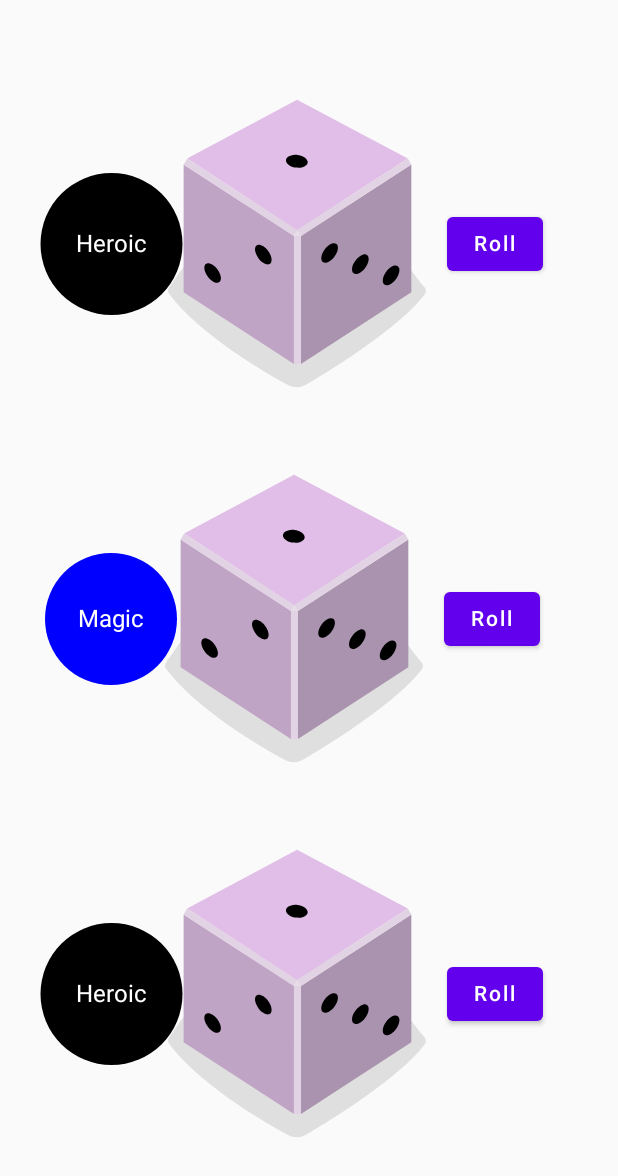
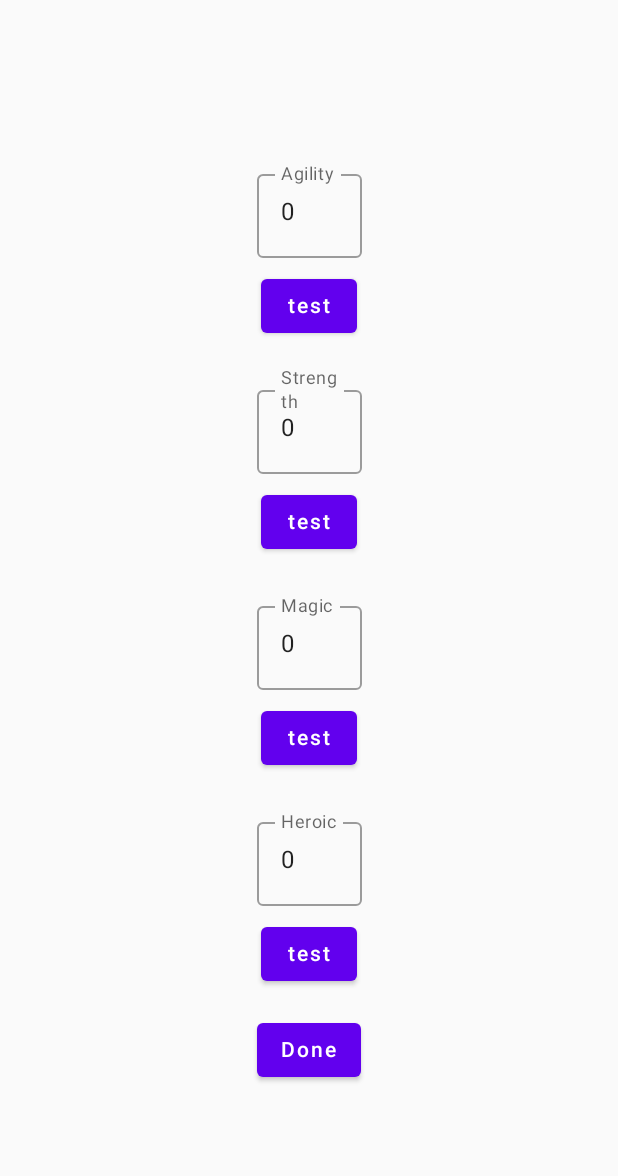
Before and after one commit to I-Adze/oneDeckDungeon, an Android app built with Jetpack Compose: the screen it shows after launch (MainActivity), on a phone screen of 412 x 824 dp. Shown: the top 1176 px of the screen. Run offline under Robolectric (Android 15) with nearby library versions, the phone set to English and light mode, and no system bars.

Commit message:
Added menu to customise dice numbers, currently broken on input text state

```diff
--- a/app/build.gradle
+++ b/app/build.gradle
@@ -50,6 +50,7 @@ dependencies {
 
     implementation 'androidx.core:core-ktx:1.7.0'
     implementation 'androidx.lifecycle:lifecycle-runtime-ktx:2.3.1'
+    implementation "androidx.lifecycle:lifecycle-viewmodel-compose:2.5.1"
     implementation 'androidx.activity:activity-compose:1.3.1'
     implementation "androidx.compose.ui:ui:$compose_ui_version"
     implementation "androidx.compose.ui:ui-tooling-preview:$compose_ui_version"
@@ -60,4 +61,5 @@ dependencies {
     androidTestImplementation "androidx.compose.ui:ui-test-junit4:$compose_ui_version"
     debugImplementation "androidx.compose.ui:ui-tooling:$compose_ui_version"
     debugImplementation "androidx.compose.ui:ui-test-manifest:$compose_ui_version"
+
 }
--- /dev/null
+++ b/app/src/main/java/com/example/onedeckdungeon/DiceViewModel.kt
@@ -0,0 +1,26 @@
+package com.example.onedeckdungeon
+
+import androidx.lifecycle.ViewModel
+import kotlinx.coroutines.flow.MutableStateFlow
+import kotlinx.coroutines.flow.StateFlow
+import kotlinx.coroutines.flow.asStateFlow
+import kotlinx.coroutines.flow.update
+
+class DiceViewModel : ViewModel() {
+    private val _uiState = MutableStateFlow(DiceState())
+
+    val uiState: StateFlow<DiceState> = _uiState.asStateFlow()
+
+    fun addDice(dieColor: DieColor, num: Int) {
+        // Copy map to ensure state flow updates
+        val newDice = _uiState.value.dice.toMutableMap()
+        newDice[dieColor] = num
+        _uiState.update {
+            currentState -> currentState.copy(dice = newDice)
+        }
+    }
+}
+
+data class DiceState(
+    val dice: MutableMap<DieColor, Int> = DieColor.values().associateWith { 0 }.toMutableMap()
+)
--- a/app/src/main/java/com/example/onedeckdungeon/MainActivity.kt
+++ b/app/src/main/java/com/example/onedeckdungeon/MainActivity.kt
@@ -7,8 +7,11 @@ import androidx.compose.foundation.Image
 import androidx.compose.foundation.layout.*
 import androidx.compose.foundation.lazy.LazyColumn
 import androidx.compose.foundation.lazy.items
-import androidx.compose.material.Button
-import androidx.compose.material.Text
+import androidx.compose.foundation.text.KeyboardOptions
+import androidx.compose.material.*
+import androidx.compose.material.icons.Icons
+import androidx.compose.material.icons.filled.Add
+import androidx.compose.material.icons.rounded.Add
 import androidx.compose.runtime.*
 import androidx.compose.ui.Alignment
 import androidx.compose.ui.Modifier
@@ -16,6 +19,7 @@ import androidx.compose.ui.draw.drawBehind
 import androidx.compose.ui.graphics.Color
 import androidx.compose.ui.res.painterResource
 import androidx.compose.ui.res.stringResource
+import androidx.compose.ui.text.input.KeyboardType
 import androidx.compose.ui.tooling.preview.Preview
 import androidx.compose.ui.unit.dp
 import com.example.onedeckdungeon.ui.theme.OneDeckDungeonTheme
@@ -69,6 +73,51 @@ fun DieWithButtonAndImage(
     }
 }
 
+@Composable
+fun DieSelector(modifier: Modifier, label: String, num: Int, onNumChange: (Int) -> Unit) {
+    Row(modifier, verticalAlignment = Alignment.CenterVertically) {
+        OutlinedTextField(
+            modifier = modifier.width(70.dp),
+            value = num.toString(),
+            keyboardOptions = KeyboardOptions(keyboardType = KeyboardType.Number),
+            onValueChange = { value ->
+                if (value.length in 1..2) {
+                    onNumChange(value.filter { it.isDigit() }.toInt())
+                }
+            },
+            label = { Text(label) }
+        )
+        Button(onClick = { onNumChange(num + 1) }) {
+            Text(text = "test")
+        }
+    }
+
+    Button(onClick = { onNumChange(num + 1) }) {
+        Text(text = "test")
+    }
+}
+
+@Composable
+fun DiceMenu(modifier: Modifier, diceViewModel: DiceViewModel, dice: Map<DieColor, Int>) {
+    LazyColumn(modifier, horizontalAlignment = Alignment.CenterHorizontally) {
+        items(DieColor.values()) { dieColor ->
+            DieSelector(
+                modifier,
+                dieColor.displayName,
+                num = dice[dieColor]!!,
+                onNumChange = { num ->
+                    diceViewModel.addDice(dieColor, num)
+                })
+            Spacer(Modifier.height(16.dp))
+        }
+        item {
+            Button(onClick = {
+            }) { Text(stringResource(R.string.done)) }
+        }
+
+    }
+}
+
 @Preview(showBackground = true)
 @Composable
 fun ODDApp(
@@ -76,12 +125,14 @@ fun ODDApp(
         .fillMaxSize()
         .wrapContentSize(Alignment.Center)
 ) {
-    val dice: List<Die> = listOf(Die(DieColor.BLACK), Die(DieColor.BLUE), Die(DieColor.BLACK))
+    val diceViewModel = DiceViewModel()
+    val diceState by diceViewModel.uiState.collectAsState()
     OneDeckDungeonTheme {
-        LazyColumn(modifier, horizontalAlignment = Alignment.CenterHorizontally) {
-            items(dice) { die ->
-                DieWithButtonAndImage(die, modifier)
-            }
-        }
+//        LazyColumn(modifier, horizontalAlignment = Alignment.CenterHorizontally) {
+//            items(dice) { die ->
+//                DieWithButtonAndImage(die, modifier)
+//            }
+//        }
+        DiceMenu(modifier, diceViewModel, diceState.dice)
     }
 }
--- a/app/src/main/res/values/strings.xml
+++ b/app/src/main/res/values/strings.xml
@@ -1,4 +1,5 @@
 <resources>
     <string name="app_name">One Deck Dungeon</string>
     <string name="roll">Roll</string>
+    <string name="done">Done</string>
 </resources>
```
